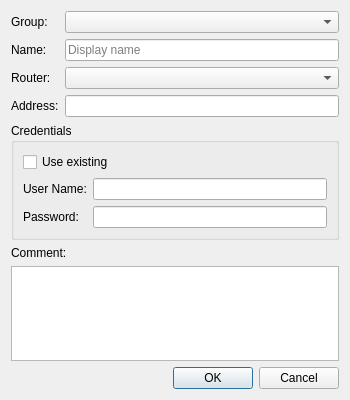
Qt form source/client/desktop/management/local_host_dialog.ui (dchapyshev/aspia) before a commit.
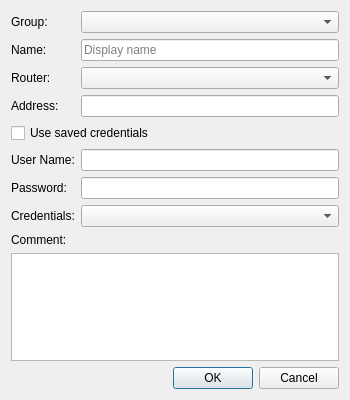
The same form after that commit. Custom widgets are drawn as their Qt base class.

Patch:
```diff
--- a/source/client/desktop/management/local_host_dialog.ui
+++ b/source/client/desktop/management/local_host_dialog.ui
@@ -63,88 +63,44 @@
      <item row="3" column="1">
       <widget class="QLineEdit" name="edit_address"/>
      </item>
-    </layout>
-   </item>
-   <item>
-    <widget class="QGroupBox" name="groupbox_credentials">
-     <property name="title">
-      <string>Credentials</string>
-     </property>
-     <layout class="QVBoxLayout" name="verticalLayout_credentials">
-      <item>
+     <item row="4" column="0" colspan="2">
        <widget class="QCheckBox" name="checkbox_saved_credentials">
         <property name="text">
-         <string>Use existing</string>
+        <string>Use saved credentials</string>
         </property>
        </widget>
       </item>
-      <item>
-       <widget class="QStackedWidget" name="stack_credentials">
-        <property name="sizePolicy">
-         <sizepolicy hsizetype="Preferred" vsizetype="Fixed">
-          <horstretch>0</horstretch>
-          <verstretch>0</verstretch>
-         </sizepolicy>
-        </property>
-        <widget class="QWidget" name="page_own">
-         <layout class="QGridLayout" name="gridLayout_own">
-          <property name="leftMargin">
-           <number>0</number>
-          </property>
-          <property name="topMargin">
-           <number>0</number>
-          </property>
-          <property name="rightMargin">
-           <number>0</number>
-          </property>
-          <property name="bottomMargin">
-           <number>0</number>
-          </property>
-          <item row="0" column="0">
+     <item row="5" column="0">
            <widget class="QLabel" name="label_username">
             <property name="text">
              <string>User Name:</string>
             </property>
            </widget>
           </item>
-          <item row="0" column="1">
+     <item row="5" column="1">
            <widget class="QLineEdit" name="edit_username"/>
           </item>
-          <item row="1" column="0">
+     <item row="6" column="0">
            <widget class="QLabel" name="label_password">
             <property name="text">
              <string>Password:</string>
             </property>
            </widget>
           </item>
-          <item row="1" column="1">
+     <item row="6" column="1">
            <widget class="PasswordEdit" name="edit_password"/>
           </item>
-         </layout>
-        </widget>
-        <widget class="QWidget" name="page_saved_credentials">
-         <layout class="QVBoxLayout" name="verticalLayout_saved_credentials">
-          <property name="leftMargin">
-           <number>0</number>
-          </property>
-          <property name="topMargin">
-           <number>0</number>
-          </property>
-          <property name="rightMargin">
-           <number>0</number>
-          </property>
-          <property name="bottomMargin">
-           <number>0</number>
-          </property>
-          <item>
+     <item row="7" column="0">
+      <widget class="QLabel" name="label_credential">
+       <property name="text">
+        <string>Credentials:</string>
+       </property>
+      </widget>
+     </item>
+     <item row="7" column="1">
            <widget class="QComboBox" name="combo_credential"/>
           </item>
          </layout>
-        </widget>
-       </widget>
-      </item>
-     </layout>
-    </widget>
    </item>
    <item>
     <layout class="QVBoxLayout" name="verticalLayout_comment">
```
Lines whose indentation alone changed are shown as unchanged.
